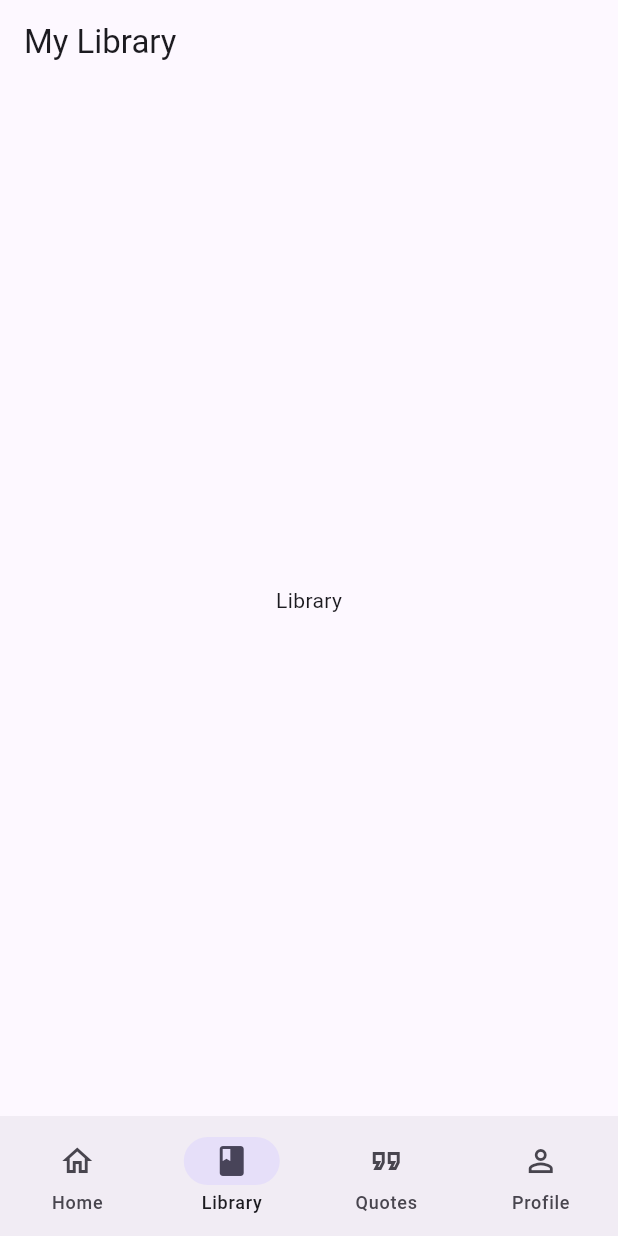
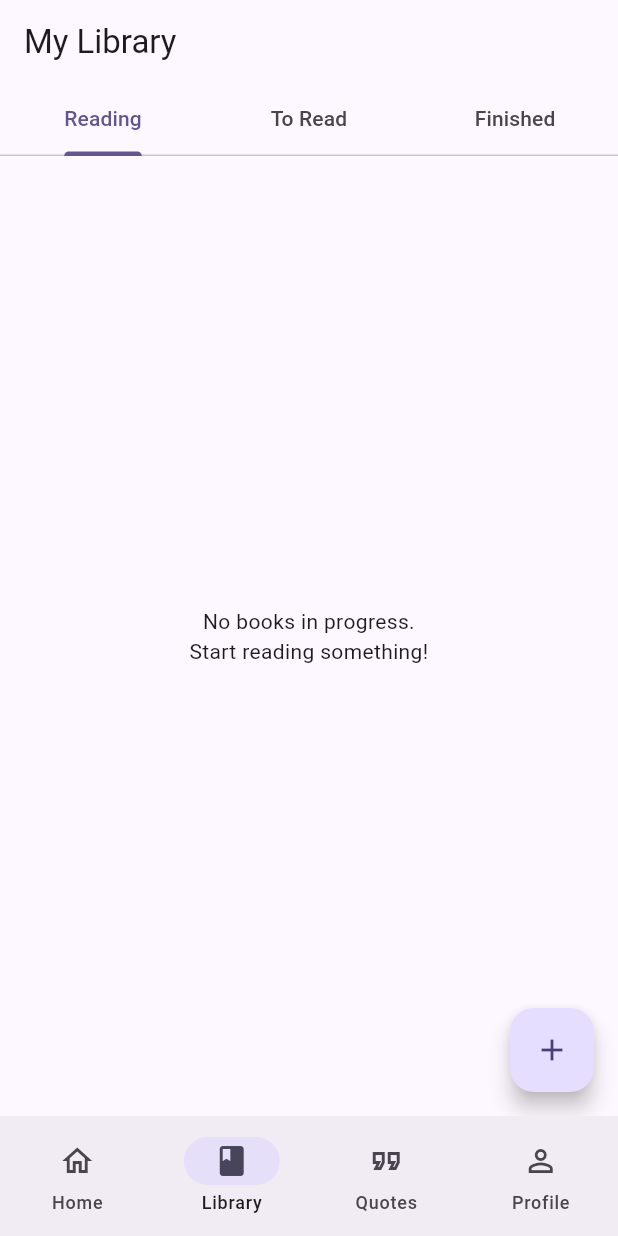
Before and after one commit to wgomezgdev/hobby-app, a Flutter app: the LibraryScreen screen opened by its route, on a phone screen of 412 x 824 dp. Run offline on Flutter 3.47's test engine with Material 3 defaults, Android fonts, the phone set to English and light mode, and no system bars; our stand-ins replace connectivity_plus, drift, drift_flutter, flutter_riverpod, freezed_annotation, go_router and 3 more; accounts and stored records are empty; generated files the repository leaves out were written again; network calls fail.

Commit message:
feat: Phase 5 — Library screen with book management
- LibraryScreen: tabbed view (Reading / To Read / Finished) backed by
  real Drift streams via booksByStatusProvider
- Swipe-to-delete (end-to-start) with red background on each book tile
- BookCoverBlock used in list tiles; palette index derived from book ID
- AddBookScreen: form with title, author, page count, and status picker
  (SegmentedButton); saves via bookRepositoryProvider with UUID + userId
- Router: /library/add sub-route under ShellRoute

```diff
--- a/lib/features/library/presentation/screens/library_screen.dart
+++ b/lib/features/library/presentation/screens/library_screen.dart
@@ -1,14 +1,147 @@
 import 'package:flutter/material.dart';
-import 'package:hobby_app/core/widgets/gradient_app_bar.dart';
+import 'package:flutter_riverpod/flutter_riverpod.dart';
+import 'package:go_router/go_router.dart';
+import 'package:hobby_app/core/database/database_provider.dart';
+import 'package:hobby_app/core/widgets/book_cover_block.dart';
+import 'package:hobby_app/features/library/domain/models/book.dart';
+import 'package:hobby_app/features/library/presentation/providers/library_providers.dart';
 
 class LibraryScreen extends StatelessWidget {
   const LibraryScreen({super.key});
 
   @override
   Widget build(BuildContext context) {
-    return const Scaffold(
-      appBar: GradientAppBar(title: 'My Library'),
-      body: Center(child: Text('Library')),
+    return DefaultTabController(
+      length: 3,
+      child: Scaffold(
+        appBar: AppBar(
+          title: const Text('My Library'),
+          bottom: const TabBar(
+            tabs: [
+              Tab(text: 'Reading'),
+              Tab(text: 'To Read'),
+              Tab(text: 'Finished'),
+            ],
+          ),
+        ),
+        body: const TabBarView(
+          children: [
+            _BookList(status: BookStatus.reading),
+            _BookList(status: BookStatus.wantToRead),
+            _BookList(status: BookStatus.finished),
+          ],
+        ),
+        floatingActionButton: FloatingActionButton(
+          onPressed: () => context.push('/library/add'),
+          child: const Icon(Icons.add),
+        ),
+      ),
     );
   }
 }
+
+class _BookList extends ConsumerWidget {
+  const _BookList({required this.status});
+
+  final BookStatus status;
+
+  @override
+  Widget build(BuildContext context, WidgetRef ref) {
+    final booksAsync = ref.watch(booksByStatusProvider(status));
+    return booksAsync.when(
+      loading: () => const Center(child: CircularProgressIndicator()),
+      error: (e, _) => Center(child: Text('$e')),
+      data: (books) {
+        if (books.isEmpty) return _EmptyTab(status: status);
+        return ListView.separated(
+          itemCount: books.length,
+          separatorBuilder: (_, __) => const Divider(height: 1),
+          itemBuilder: (context, index) {
+            final book = books[index];
+            return Dismissible(
+              key: ValueKey(book.id),
+              direction: DismissDirection.endToStart,
+              background: ColoredBox(
+                color: Theme.of(context).colorScheme.error,
+                child: Align(
+                  alignment: Alignment.centerRight,
+                  child: Padding(
+                    padding: const EdgeInsets.only(right: 16),
+                    child: Icon(
+                      Icons.delete,
+                      color: Theme.of(context).colorScheme.onError,
+                    ),
+                  ),
+                ),
+              ),
+              onDismissed: (_) {
+                ref.read(bookRepositoryProvider).delete(book.id).ignore();
+              },
+              child: _BookTile(book: book),
+            );
+          },
+        );
+      },
+    );
+  }
+}
+
+class _BookTile extends StatelessWidget {
+  const _BookTile({required this.book});
+
+  final Book book;
+
+  @override
+  Widget build(BuildContext context) {
+    final theme = Theme.of(context);
+    final paletteIndex = book.id.hashCode.abs() % 3;
+    return ListTile(
+      contentPadding: const EdgeInsets.symmetric(horizontal: 16, vertical: 8),
+      leading: BookCoverBlock(
+        title: book.title,
+        paletteIndex: paletteIndex,
+        width: 48,
+        height: 64,
+        borderRadius: 6,
+      ),
+      title: Text(
+        book.title,
+        maxLines: 2,
+        overflow: TextOverflow.ellipsis,
+        style: theme.textTheme.titleSmall,
+      ),
+      subtitle: Text(
+        '${book.author} · ${book.totalPages} pages',
+        style: theme.textTheme.bodySmall,
+      ),
+    );
+  }
+}
+
+class _EmptyTab extends StatelessWidget {
+  const _EmptyTab({required this.status});
+
+  final BookStatus status;
+
+  static const _messages = {
+    BookStatus.reading: 'No books in progress.\nStart reading something!',
+    BookStatus.wantToRead:
+        'Your reading list is empty.\nTap + to add books.',
+    BookStatus.finished:
+        "You haven't finished any books yet.\nKeep reading!",
+  };
+
+  @override
+  Widget build(BuildContext context) {
+    return Center(
+      child: Padding(
+        padding: const EdgeInsets.all(24),
+        child: Text(
+          _messages[status] ?? '',
+          textAlign: TextAlign.center,
+          style: Theme.of(context).textTheme.bodyMedium,
+        ),
+      ),
+    );
+  }
+}
```
Also changed, not shown: lib/core/router/app_router.dart (+7 -0 lines), lib/features/library/presentation/providers/library_providers.dart (added, +12 -0 lines), lib/features/library/presentation/screens/add_book_screen.dart (added, +135 -0 lines).
